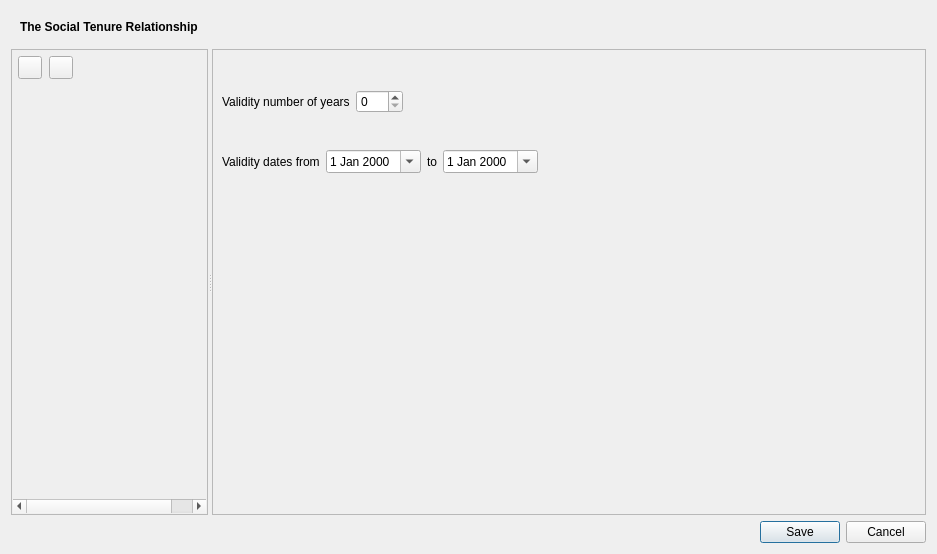
This is ui/social_tenure/ui_str_editor.ui in gltn/stdm as Qt 5 draws it before an edit. The edited form follows.
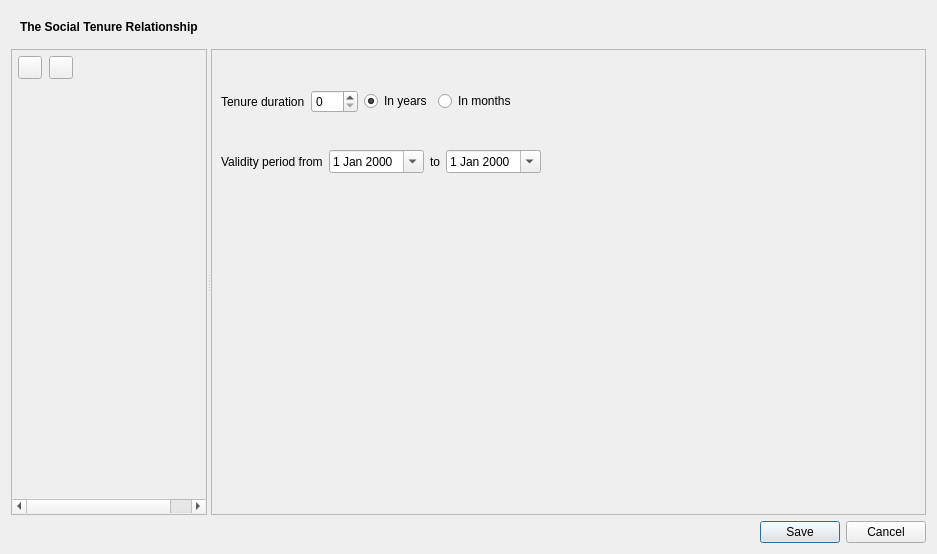
This is the edited form. The open tabs and pages were chosen to show the change. Icons and pictures are not drawn. Custom widgets are drawn as their Qt base class.

Commit message: added data store for ownership share and validity period

Patch:
```diff
--- a/ui/social_tenure/ui_str_editor.ui
+++ b/ui/social_tenure/ui_str_editor.ui
@@ -517,7 +517,7 @@
           <item>
            <widget class="QLabel" name="label_7">
             <property name="text">
-             <string>Validity number of years</string>
+             <string>Tenure duration</string>
             </property>
            </widget>
           </item>
@@ -528,6 +528,23 @@
             </property>
            </widget>
           </item>
+          <item>
+           <widget class="QRadioButton" name="in_years">
+            <property name="text">
+             <string>In years</string>
+            </property>
+            <property name="checked">
+             <bool>true</bool>
+            </property>
+           </widget>
+          </item>
+          <item>
+           <widget class="QRadioButton" name="in_months">
+            <property name="text">
+             <string>In months</string>
+            </property>
+           </widget>
+          </item>
           <item>
            <spacer name="horizontalSpacer_3">
             <property name="orientation">
@@ -548,7 +565,7 @@
           <item>
            <widget class="QLabel" name="label_8">
             <property name="text">
-             <string>Validity dates from</string>
+             <string>Validity period from</string>
             </property>
            </widget>
           </item>
```
Left out of the diff: 8 changed lines with no effect on the pictures. The commit also changes 4 other files.
